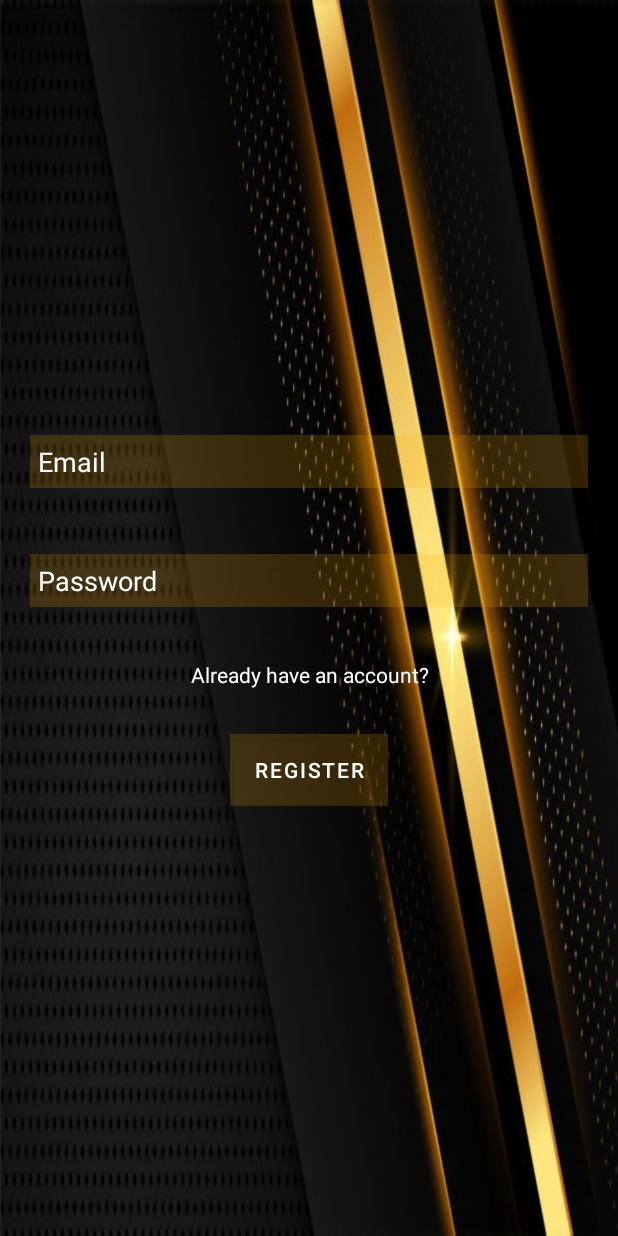
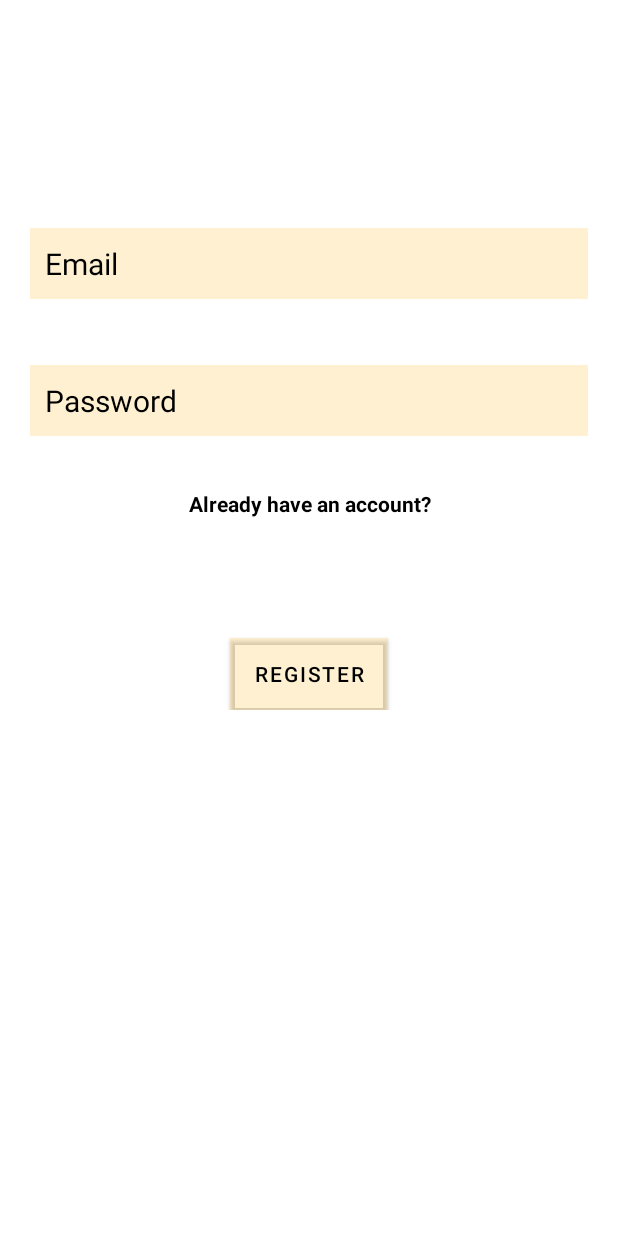
Before and after one commit to Nikhil4853/FirBase-Auth, an Android app: the layout activity_main.xml on its own in the app's theme, with its tools: preview values and no code run, on a phone screen of 412 x 824 dp. Run offline under Robolectric (Android 15) with nearby library versions, the phone set to English and light mode, and no system bars.

Commit message:
change ui

```diff
--- a/app/src/main/res/layout/activity_main.xml
+++ b/app/src/main/res/layout/activity_main.xml
@@ -4,7 +4,7 @@
     xmlns:tools="http://schemas.android.com/tools"
     android:layout_width="match_parent"
     android:layout_height="match_parent"
-    android:background="@drawable/mix"
+
     android:padding="10dp"
 
     tools:context=".MainActivity">
@@ -17,32 +17,26 @@
     android:padding="10dp"
     android:layout_width="match_parent"
     android:layout_height="match_parent">
-<de.hdodenhof.circleimageview.CircleImageView
-    android:id="@+id/CircularDp"
-    android:layout_width="150dp"
-    android:layout_height="150dp"
-    android:layout_marginTop="60dp"
 
-    app:layout_constraintTop_toTopOf="parent"
-    app:layout_constraintLeft_toLeftOf="parent"
-    app:layout_constraintRight_toRightOf="parent"/>
 
     <EditText
         android:id="@+id/Register_Email_text"
         android:layout_width="match_parent"
         android:layout_height="wrap_content"
-        android:layout_marginTop="60dp"
+        android:layout_marginTop="132dp"
         android:background="#2FF6AE05"
-        android:padding="5dp"
         android:ems="10"
         android:hint="Email"
         android:inputType="textEmailAddress"
-        android:textColor="@color/white"
-        android:textColorHint="@color/white"
+        android:padding="10dp"
+        android:textColor="@color/black"
+        android:textColorHint="@color/black"
+        android:textSize="20sp"
         app:layout_constraintEnd_toEndOf="parent"
+        app:layout_constraintHorizontal_bias="0.2"
         app:layout_constraintLeft_toLeftOf="parent"
         app:layout_constraintStart_toStartOf="parent"
-        app:layout_constraintTop_toBottomOf="@id/CircularDp" />
+        app:layout_constraintTop_toTopOf="parent" />
 
     <EditText
         android:id="@+id/Register_text_password"
@@ -50,11 +44,12 @@
         android:layout_height="wrap_content"
         android:layout_marginTop="44dp"
         android:background="#2FF6AE05"
-        android:padding="5dp"
+        android:padding="10dp"
         android:ems="10"
+        android:textSize="20sp"
         android:hint="Password"
         android:inputType="textPassword"
-        android:textColorHint="@color/white"
+        android:textColorHint="@color/black"
         app:layout_constraintEnd_toEndOf="parent"
         app:layout_constraintStart_toStartOf="parent"
         app:layout_constraintTop_toBottomOf="@+id/Register_Email_text" />
@@ -63,8 +58,8 @@
     android:layout_width="match_parent"
     android:layout_height="wrap_content"
     android:text="Already have an account?"
-    android:textColor="@color/white"
-
+    android:textColor="@color/black"
+android:textStyle="bold"
     android:padding="20dp"
     android:textSize="14sp"
     app:layout_constraintTop_toBottomOf="@id/Register_text_password"
@@ -72,15 +67,16 @@
     app:layout_constraintLeft_toLeftOf="parent"
 android:gravity="center"
     />
+
     <Button
         android:id="@+id/Register_button"
         android:layout_width="wrap_content"
         android:layout_height="wrap_content"
 
-        android:layout_marginTop="10dp"
+        android:layout_marginTop="60dp"
         android:background="#F6AE05"
         android:text="Register"
-        android:textColor="@color/white"
+        android:textColor="@color/black"
         app:layout_constraintEnd_toEndOf="parent"
         app:layout_constraintStart_toStartOf="parent"
         app:layout_constraintTop_toBottomOf="@id/Go_Login_Activity" />
--- a/app/src/main/res/values/strings.xml
+++ b/app/src/main/res/values/strings.xml
@@ -1,3 +1,3 @@
 <resources>
-    <string name="app_name">ChatApp_1</string>
+    <string name="app_name">Corona virus</string>
 </resources>
--- a/build.gradle
+++ b/build.gradle
@@ -5,8 +5,8 @@ buildscript {
         mavenCentral()
     }
     dependencies {
-        classpath "com.android.tools.build:gradle:7.0.2"
-        classpath "org.jetbrains.kotlin:kotlin-gradle-plugin:1.5.30"
+        classpath 'com.android.tools.build:gradle:7.0.4'
+        classpath 'org.jetbrains.kotlin:kotlin-gradle-plugin:1.6.10'
         classpath 'com.google.gms:google-services:4.3.10'
 
         // NOTE: Do not place your application dependencies here; they belong
```
Also changed, not shown: app/build.gradle (+6 -6 lines), app/src/main/AndroidManifest.xml (+10 -5 lines), app/src/main/java/com/example/chatapp_1/loginActivity.kt (deleted, +0 -11 lines), app/src/main/res/layout/activity_login.xml (deleted, +0 -52 lines).
